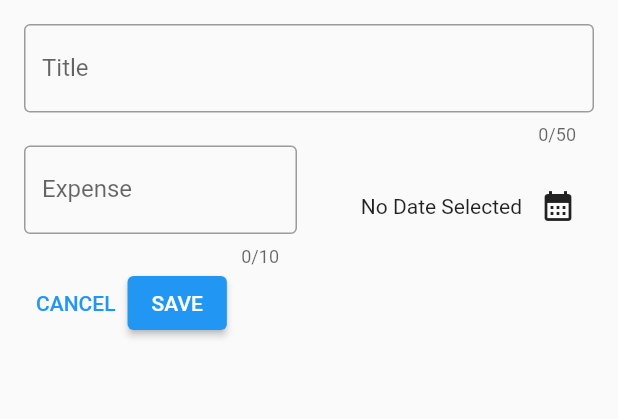
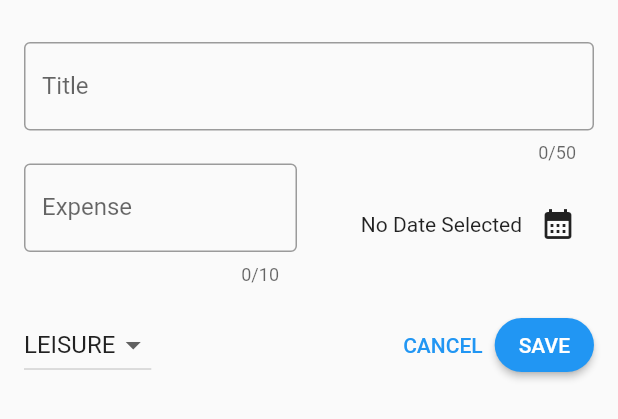
Before and after one commit to sharshv2012/expense_tracker, a Flutter app: the NewExpense widget shown alone on an empty page, opened directly, on a phone screen of 412 x 824 dp. Shown: the top 419 px of the screen. Run offline on Flutter 3.47's test engine with Material 2 defaults, Android fonts, the phone set to English and light mode, and no system bars.

Commit message:
Commit 10: Took the category enum from category and mapped it into the dropDownButton items which accepts a list  also styled the elevated button : )

```diff
--- a/lib/widgets/new_expense.dart
+++ b/lib/widgets/new_expense.dart
@@ -1,7 +1,9 @@
+import 'package:expense_tracker/models/expense.dart';
 import 'package:flutter/material.dart';
 import 'package:intl/intl.dart';
 
-final formatter = DateFormat('dd/MM/yyyy');// for formatting date
+final formatter = DateFormat('dd/MM/yyyy'); // for formatting date
+
 class NewExpense extends StatefulWidget {
   const NewExpense({super.key});
 
@@ -15,22 +17,22 @@ class _NewExpenseState extends State<NewExpense> {
   final _titleController = TextEditingController();
   final _amountController = TextEditingController();
   DateTime? _selectedDate;
+  Category _selectedCategory = Category.leisure;
 
   void _presentDatePicker() async {
     final now = DateTime.now();
-    final firstDate = DateTime(now.year - 1, now.month, now.day); // previous possible date
+    final firstDate =
+        DateTime(now.year - 1, now.month, now.day); // previous possible date
     final lastDate = now;
 
     final pickedDate = await showDatePicker(
         context: context,
         initialDate: now,
         firstDate: firstDate,
-      lastDate: lastDate
-    );
+        lastDate: lastDate);
     setState(() {
       _selectedDate = pickedDate;
     });
-
   }
 
   @override
@@ -51,6 +53,7 @@ class _NewExpenseState extends State<NewExpense> {
       padding: EdgeInsets.all(16),
       child: Column(
         children: [
+           const SizedBox(height: 12,),
           TextField(
             controller: _titleController,
             maxLength: 50, //setting max string length
@@ -61,7 +64,8 @@ class _NewExpenseState extends State<NewExpense> {
           ),
           Row(
             children: [
-              Expanded( //Same rendering issue can arise having TextField inside of a row that's why used Expanded.
+              Expanded(
+                //Same rendering issue can arise having TextField inside of a row that's why used Expanded.
                 child: TextField(
                   controller: _amountController,
                   maxLength: 10, //setting max string length
@@ -73,32 +77,67 @@ class _NewExpenseState extends State<NewExpense> {
                   ),
                 ),
               ),
-              const SizedBox(width: 16,),
+              const SizedBox(
+                width: 16,
+              ),
               Expanded(
-                child: Row(// we are having a row inside of a row which can cause rendering problem that's why we are using Expanded.
-                  mainAxisAlignment: MainAxisAlignment.end, // pushing icon and text to the end
-                  crossAxisAlignment: CrossAxisAlignment.center, // for centering the item vertically
+                  child: Row(
+                // we are having a row inside of a row which can cause rendering problem that's why we are using Expanded.
+                mainAxisAlignment:
+                    MainAxisAlignment.end, // pushing icon and text to the end
+                crossAxisAlignment: CrossAxisAlignment
+                    .center, // for centering the item vertically
                 children: [
-                    Text(_selectedDate == null ? "No Date Selected" : formatter.format(_selectedDate!)),
+                  Text(_selectedDate == null
+                      ? "No Date Selected"
+                      : formatter.format(_selectedDate!)),
                   IconButton(
                       onPressed: _presentDatePicker,
-                      icon: const Icon(Icons.calendar_month)
+                      icon: const Icon(Icons.calendar_month)),
+                ],
+              ))
+            ],
           ),
-                  ],
-                )
-                )
-            ],
+          const SizedBox(
+            height: 16,
           ),
           Row(
             children: [
-              TextButton(onPressed: () {
+              DropdownButton(
+                value: _selectedCategory,
+                items: Category.values
+                    .map(
+                      (Category) => DropdownMenuItem(
+                        value: Category,
+                        child: Text(
+                          Category.name.toUpperCase(),
+                        ),
+                      ),
+                    )
+                    .toList(),
+                onChanged: (value) {
+                  setState(() {
+                    _selectedCategory = value!;
+                  });
+                },
+              ),
+              const Spacer(),
+              TextButton(
+                  onPressed: () {
                     Navigator.pop(context);
-              }, child: Text("CANCEL")),
+                  },
+                  child: const Text("CANCEL")),
               ElevatedButton(
+                style: ElevatedButton.styleFrom(
+                  shape: RoundedRectangleBorder(
+                  borderRadius:  BorderRadius.circular(30),
+                  ),
+                ),
                 onPressed: () {
                   print(_titleController.text);
                 },
                 child: const Text("SAVE"),
+
               ),
             ],
           )
```
Lines whose indentation alone changed are shown as unchanged.
